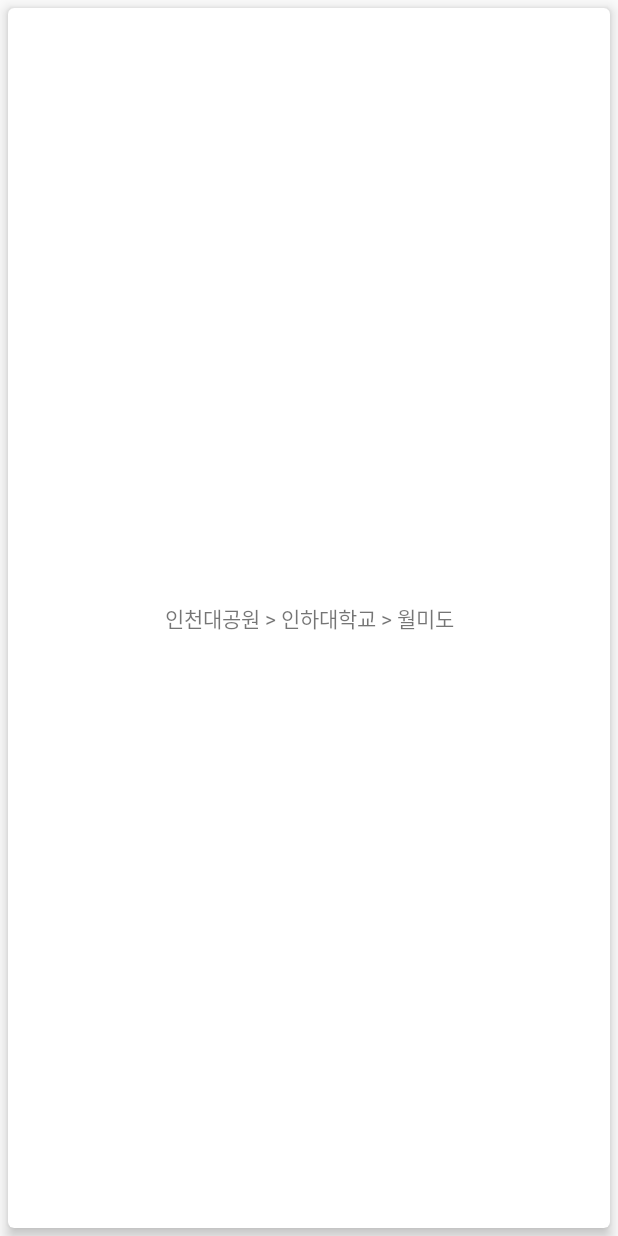
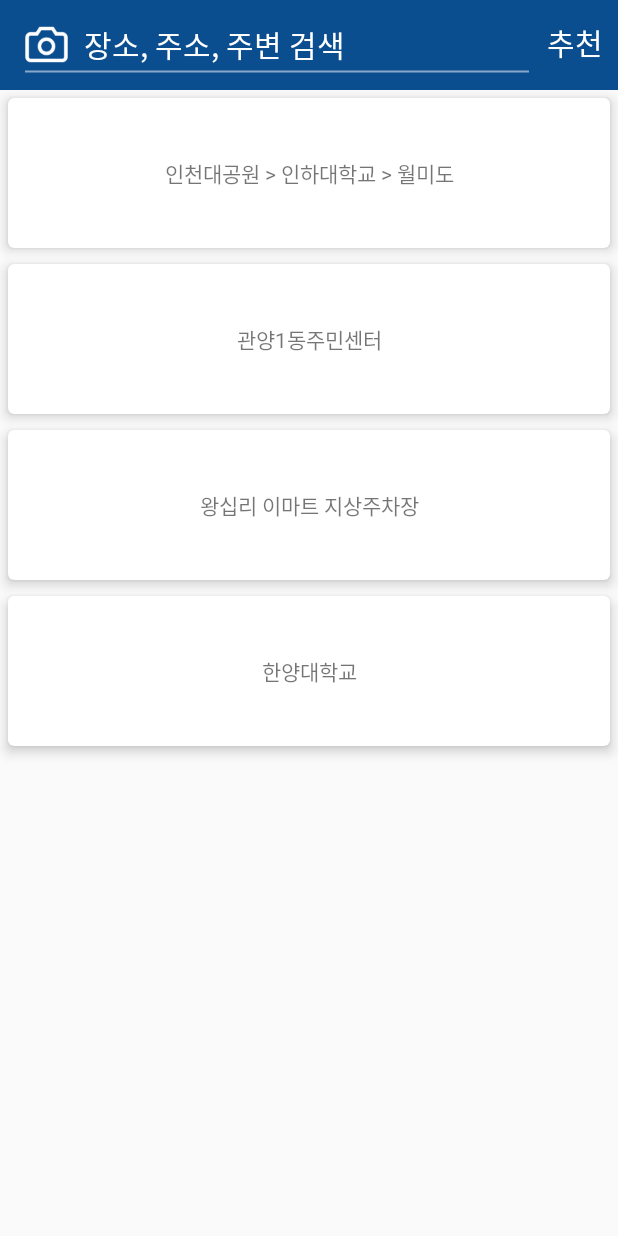
Before and after one commit to RomanticTrip/DrivingPartner, an Android app: the screen it shows after launch (MainActivity), on a phone screen of 412 x 824 dp. Run offline under Robolectric (Android 15) with nearby library versions, the phone set to English and light mode, and no system bars.

Commit message:
made searchview. the fact is made to look like SearchView. because This View is only a Button

```diff
--- a/DrivingPartner/app/src/main/java/com/devfactory/drivingpartner/MainActivity.java
+++ b/DrivingPartner/app/src/main/java/com/devfactory/drivingpartner/MainActivity.java
@@ -7,15 +7,18 @@
 import android.support.v7.widget.RecyclerView;
 import android.view.Menu;
 import android.view.MenuItem;
+import android.view.View;
+import android.widget.RelativeLayout;
 
 import java.util.ArrayList;
 
-public class MainActivity extends Activity {
+public class MainActivity extends Activity implements View.OnClickListener {
 
     //예제 리스트 (지울것)
     ArrayList<String> arrayList1;
 
     private RecyclerView mRecyclerView;
+    private RelativeLayout mSearchLayout;
 
     @Override
     protected void onCreate(Bundle savedInstanceState) {
@@ -60,10 +63,23 @@
         adapter.notifyDataSetChanged();
         mRecyclerView.setAdapter(adapter);
 
+        mSearchLayout = (RelativeLayout) findViewById(R.id.search_layout_main);
+        mSearchLayout.setOnClickListener(this);
     }
 
     @Override
     protected void onResume() {
         super.onResume();
     }
+
+    @Override
+    public void onClick(View v) {
+        Intent intent;
+        switch (v.getId())
+        {
+            case R.id.search_layout_main:
+                intent = new Intent(this,SplashActivity.class);
+                startActivity(intent);
+        }
+    }
 }
--- /dev/null
+++ b/DrivingPartner/app/src/main/res/drawable/underline_search_main.xml
@@ -0,0 +1,6 @@
+<shape xmlns:android="http://schemas.android.com/apk/res/android"
+    android:shape="line">
+    <stroke
+        android:width="1dp"
+        android:color="#82ffffff" />
+</shape>
--- a/DrivingPartner/app/src/main/res/layout/activity_main.xml
+++ b/DrivingPartner/app/src/main/res/layout/activity_main.xml
@@ -4,9 +4,59 @@
     android:layout_height="match_parent"
     tools:context=".MainActivity">
 
+    <android.support.v7.widget.Toolbar
+        android:id="@+id/toolbar_main"
+        style="@style/ToolbarStyle"
+        android:layout_width="match_parent"
+        android:layout_height="@dimen/size_toolbar"
+        android:height="?actionBarSize">
+        <LinearLayout
+            android:layout_width="match_parent"
+            android:layout_height="match_parent">
+            <RelativeLayout
+                android:id="@+id/search_layout_main"
+                android:layout_width="0dp"
+                android:layout_height="wrap_content"
+                android:layout_weight="7"
+                android:layout_gravity="center_vertical">
+                <ImageView
+                    android:id="@+id/search_icon_main"
+                    android:layout_width="30dp"
+                    android:layout_height="30dp"
+                    android:layout_centerVertical="true"
+                    android:background="@drawable/icon_camera"/>
+                <TextView
+                    android:layout_width="match_parent"
+                    android:layout_height="wrap_content"
+                    android:layout_centerVertical="true"
+                    android:layout_toRightOf="@id/search_icon_main"
+                    android:layout_marginLeft="10dp"
+                    android:text="@string/hint_searchview_toolbar_main"
+                    android:gravity="center_vertical"
+                    style="@style/ToolbarTextStyle"/>
+                <ImageView
+                    android:layout_width="match_parent"
+                    android:layout_height="3dp"
+                    android:layout_marginTop="5dp"
+                    android:src="@drawable/underline_search_main"
+                    android:layout_below="@id/search_icon_main"/>
+            </RelativeLayout>
+            <TextView
+                android:layout_width="0dp"
+                android:layout_height="match_parent"
+                android:layout_weight="1"
+                android:layout_marginRight="10dp"
+                android:paddingBottom="3dp"
+                android:text="추천"
+                android:gravity="center_vertical|right"
+                style="@style/ToolbarTextStyle" />
+        </LinearLayout>
+    </android.support.v7.widget.Toolbar>
+
     <android.support.v7.widget.RecyclerView
         android:id="@+id/recyclerview_main"
         android:layout_height="match_parent"
-        android:layout_width="match_parent" />
+        android:layout_width="match_parent"
+        android:layout_below="@id/toolbar_main"/>
 
 </RelativeLayout>
--- a/DrivingPartner/app/src/main/res/layout/item_recyclerview_main.xml
+++ b/DrivingPartner/app/src/main/res/layout/item_recyclerview_main.xml
@@ -6,7 +6,7 @@
     card_view:cardElevation="5dp"
     android:layout_margin="5dp"
     android:layout_width="match_parent"
-    android:layout_height="match_parent">
+    android:layout_height="100dp">
 
     <TextView
         android:id="@+id/text_recycler_main"
--- a/DrivingPartner/app/src/main/res/values/dimens.xml
+++ b/DrivingPartner/app/src/main/res/values/dimens.xml
@@ -2,4 +2,6 @@
     <!-- Default screen margins, per the Android Design guidelines. -->
     <dimen name="activity_horizontal_margin">16dp</dimen>
     <dimen name="activity_vertical_margin">16dp</dimen>
+
+    <dimen name="size_toolbar">60dp</dimen>
 </resources>
--- a/DrivingPartner/app/src/main/res/values/strings.xml
+++ b/DrivingPartner/app/src/main/res/values/strings.xml
@@ -4,4 +4,6 @@
     <string name="hello_world">Hello world!</string>
     <string name="action_settings">Settings</string>
     <string name="title_activity_splash">SplashActivity</string>
+
+    <string name="hint_searchview_toolbar_main">      장소, 주소, 주변 검색</string>
 </resources>
--- a/DrivingPartner/app/src/main/res/values/styles.xml
+++ b/DrivingPartner/app/src/main/res/values/styles.xml
@@ -27,4 +27,9 @@
         <item name="titleTextColor">@color/basic_white</item>
     </style>
 
+    <style name="ToolbarTextStyle">
+        <item name="android:textSize">9pt</item>
+        <item name="android:textColor">@color/basic_white</item>
+    </style>
+
 </resources>
```
Also changed, not shown: DrivingPartner/app/src/main/res/drawable/icon_camera.png (added).
